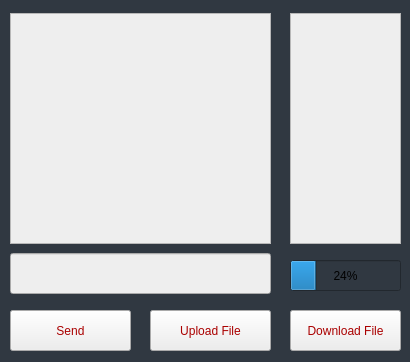
Qt form ChatApplicationClient/roomchat.ui (enesdurmus/ChatApplication-With-QT) before a commit.
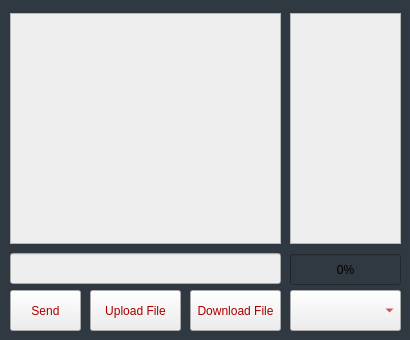
The same form after that commit.

```diff
--- a/ChatApplicationClient/roomchat.ui
+++ b/ChatApplicationClient/roomchat.ui
@@ -7,7 +7,7 @@
     <x>0</x>
     <y>0</y>
     <width>410</width>
-    <height>362</height>
+    <height>340</height>
    </rect>
   </property>
   <property name="windowTitle">
@@ -32,11 +32,14 @@
    </property>
   </widget>
   <widget class="QListWidget" name="chatListWidget">
+   <property name="enabled">
+    <bool>true</bool>
+   </property>
    <property name="geometry">
     <rect>
      <x>10</x>
      <y>13</y>
-     <width>261</width>
+     <width>271</width>
      <height>231</height>
     </rect>
    </property>
@@ -75,8 +78,8 @@
     <rect>
      <x>10</x>
      <y>253</y>
-     <width>261</width>
-     <height>41</height>
+     <width>271</width>
+     <height>31</height>
     </rect>
    </property>
    <property name="styleSheet">
@@ -89,8 +92,8 @@
    <property name="geometry">
     <rect>
      <x>10</x>
-     <y>310</y>
-     <width>121</width>
+     <y>290</y>
+     <width>71</width>
      <height>41</height>
     </rect>
    </property>
@@ -106,9 +109,9 @@
   <widget class="QPushButton" name="downloadButton">
    <property name="geometry">
     <rect>
-     <x>290</x>
-     <y>310</y>
-     <width>111</width>
+     <x>190</x>
+     <y>290</y>
+     <width>91</width>
      <height>41</height>
     </rect>
    </property>
@@ -124,9 +127,9 @@
   <widget class="QPushButton" name="uploadFileButton">
    <property name="geometry">
     <rect>
-     <x>150</x>
-     <y>310</y>
-     <width>121</width>
+     <x>90</x>
+     <y>290</y>
+     <width>91</width>
      <height>41</height>
     </rect>
    </property>
@@ -143,13 +146,40 @@
    <property name="geometry">
     <rect>
      <x>290</x>
-     <y>260</y>
+     <y>254</y>
      <width>111</width>
      <height>31</height>
     </rect>
    </property>
+   <property name="maximumSize">
+    <size>
+     <width>16777215</width>
+     <height>1600000</height>
+    </size>
+   </property>
    <property name="value">
-    <number>24</number>
+    <number>0</number>
+   </property>
+   <property name="textVisible">
+    <bool>true</bool>
+   </property>
+   <property name="orientation">
+    <enum>Qt::Horizontal</enum>
+   </property>
+  </widget>
+  <widget class="QComboBox" name="emojiComboBox">
+   <property name="geometry">
+    <rect>
+     <x>290</x>
+     <y>290</y>
+     <width>111</width>
+     <height>41</height>
+    </rect>
+   </property>
+   <property name="styleSheet">
+    <string notr="true">color: rgb(170, 0, 0);
+background-color: rgb(238, 238, 238);
+font: 75 bold 9pt &quot;Comic Sans MS&quot;;</string>
    </property>
   </widget>
  </widget>
```
Left out of the diff: 6 changed lines with no effect on the pictures.
